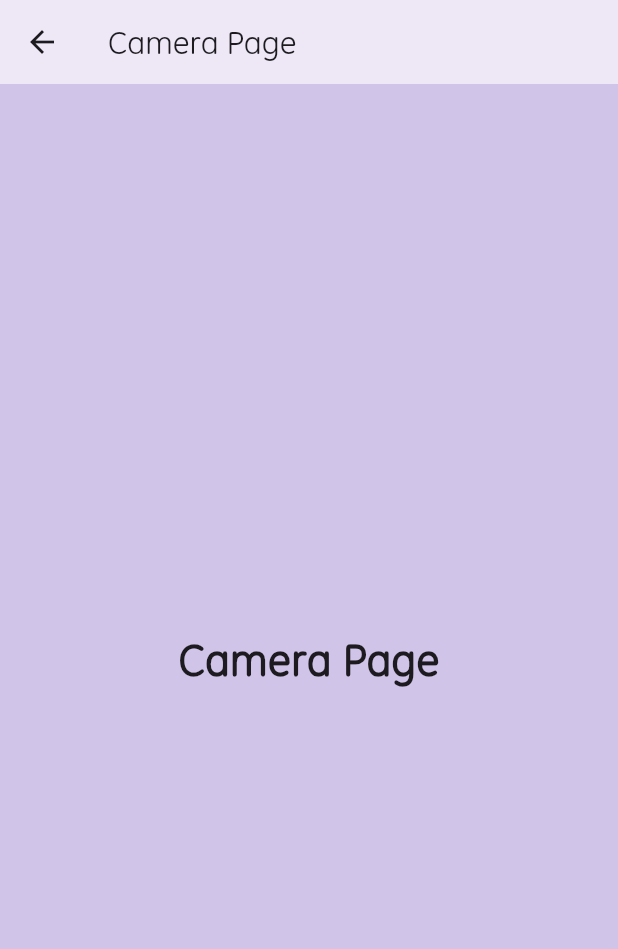
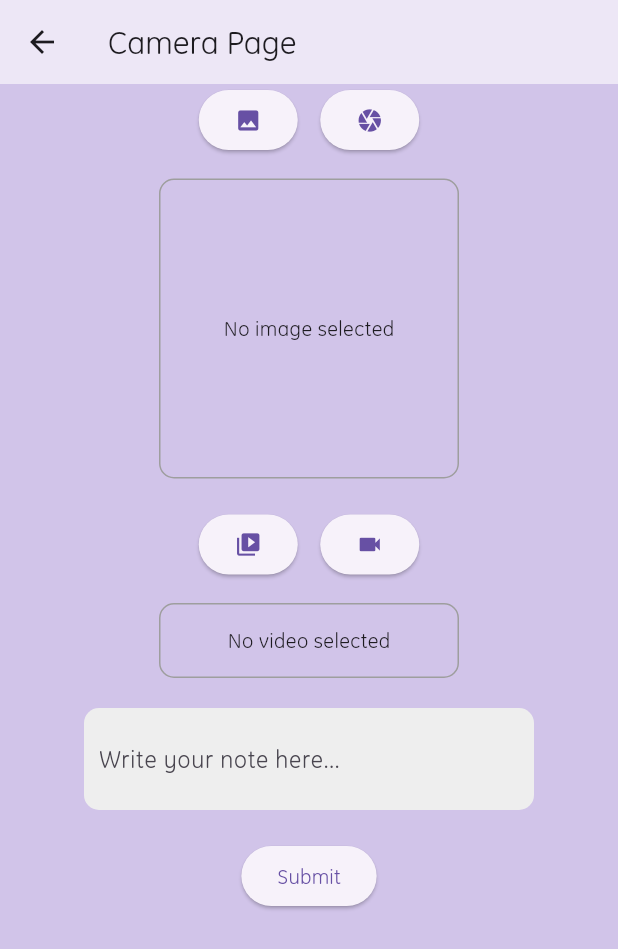
Before and after one commit to dot-config-IIITS/application-SIH-BachavSetu, a Flutter app: the CameraPage screen opened directly, on a phone screen of 412 x 824 dp. Shown: the top 949 px of the screen. Run offline on Flutter 3.47's test engine with Material 3 defaults, Android fonts, the phone set to English and light mode, and no system bars; our stand-ins replace curved_navigation_bar, image_picker, socket_io_client.

Commit message:
Added Disaster/Accident Submission Form (Camera and Video Package used)

```diff
--- a/bachavsetu/lib/camera/camera_page.dart
+++ b/bachavsetu/lib/camera/camera_page.dart
@@ -1,4 +1,6 @@
 import 'package:flutter/material.dart';
+import 'dart:io';
+import 'package:image_picker/image_picker.dart';
 
 class CameraPage extends StatefulWidget {
   const CameraPage({super.key});
@@ -8,6 +10,11 @@ class CameraPage extends StatefulWidget {
 }
 
 class _CameraPageState extends State<CameraPage> {
+  XFile? imageFile;
+  XFile? videoFile;
+  String noteText = '';
+  final picker = ImagePicker();
+
   @override
   Widget build(BuildContext context) {
     return Scaffold(
@@ -16,15 +23,164 @@ class _CameraPageState extends State<CameraPage> {
         backgroundColor: Colors.deepPurple.shade50,
       ),
       backgroundColor: Colors.deepPurple.shade100,
-      body: const Center(
-        child: Text(
-          'Camera Page',
-          style: TextStyle(
-            fontSize: 30,
-            fontWeight: FontWeight.bold,
+      body: SingleChildScrollView(
+        child: Center(
+          child: Column(
+            mainAxisAlignment: MainAxisAlignment.center,
+            children: [
+              Row(
+                mainAxisAlignment: MainAxisAlignment.center,
+                children: [
+                  ElevatedButton(
+                    onPressed: () {
+                      _pickImage();
+                    },
+                    child: Icon(Icons.photo),
+                  ),
+                  SizedBox(width: 15),
+                  ElevatedButton(
+                    onPressed: () {
+                      _captureImage();
+                    },
+                    child: Icon(Icons.camera),
+                  ),
+                ],
+              ),
+              const SizedBox(height: 15),
+              Container(
+                width: 200,
+                height: 200,
+                decoration: BoxDecoration(
+                  border: Border.all(color: Colors.grey),
+                  borderRadius: BorderRadius.circular(10),
+                ),
+                child: Center(
+                  child: imageFile == null
+                      ? const Text('No image selected')
+                      : Image.file(
+                          File(imageFile!.path),
+                          height: 150,
+                        ),
+                ),
+              ),
+              const SizedBox(height: 20),
+              Row(
+                mainAxisAlignment: MainAxisAlignment.center,
+                children: [
+                  ElevatedButton(
+                    onPressed: () {
+                      _pickVideo();
+                    },
+                    child: Icon(Icons.video_library),
+                  ),
+                  SizedBox(width: 15),
+                  ElevatedButton(
+                    onPressed: () {
+                      _recordVideo();
+                    },
+                    child: Icon(Icons.videocam),
+                  ),
+                ],
+              ),
+              const SizedBox(height: 15),
+              Container(
+                width: 200,
+                height: 50,
+                decoration: BoxDecoration(
+                  border: Border.all(color: Colors.grey),
+                  borderRadius: BorderRadius.circular(10),
+                ),
+                child: Center(
+                  child: videoFile == null
+                      ? const Text('No video selected')
+                      : Text('Video path: ${videoFile!.path}'),
+                ),
+              ),
+              const SizedBox(height: 20),
+              Container(
+                width: 300,
+                padding: const EdgeInsets.all(10),
+                decoration: BoxDecoration(
+                  color: Colors.grey[200],
+                  borderRadius: BorderRadius.circular(10),
+                ),
+                child: TextField(
+                  decoration: const InputDecoration(
+                    hintText: 'Write your note here...',
+                    border: InputBorder.none,
+                  ),
+                  onChanged: (text) {
+                    setState(() {
+                      noteText = text;
+                    });
+                  },
+                ),
+              ),
+              const SizedBox(height: 20),
+              ElevatedButton(
+                onPressed: () {
+                  _submit();
+                },
+                child: const Text('Submit'),
+              ),
+            ],
           ),
         ),
       ),
     );
   }
+
+  Future _pickImage() async {
+    final pickedFile = await picker.pickImage(source: ImageSource.gallery);
+    _handleFile(pickedFile);
+  }
+
+  Future _captureImage() async {
+    final pickedFile = await picker.pickImage(source: ImageSource.camera);
+    _handleFile(pickedFile);
+  }
+
+  Future _pickVideo() async {
+    final pickedFile = await picker.pickVideo(source: ImageSource.gallery);
+    _handleFile(pickedFile);
+  }
+
+  Future _recordVideo() async {
+    final pickedFile = await picker.pickVideo(source: ImageSource.camera);
+    _handleFile(pickedFile);
+  }
+
+  void _handleFile(XFile? pickedFile) {
+    setState(() {
+      if (pickedFile != null) {
+        if (pickedFile.path.endsWith('.mp4')) {
+          videoFile = pickedFile;
+          imageFile = null;
+        } else {
+          imageFile = pickedFile;
+          videoFile = null;
+        }
+      } else {
+        ScaffoldMessenger.of(context).showSnackBar(
+          const SnackBar(content: Text('Nothing is selected')),
+        );
+      }
+    });
+  }
+
+  void _submit() {
+    print('Note: $noteText');
+    if (imageFile != null) {
+      print('Image Path: ${imageFile!.path}');
+    }
+    if (videoFile != null) {
+      print('Video Path: ${videoFile!.path}');
+    }
+
+    setState(() {
+      imageFile = null;
+      videoFile = null;
+      noteText = '';
+    });
+  }
 }
--- a/bachavsetu/pubspec.yaml
+++ b/bachavsetu/pubspec.yaml
@@ -39,6 +39,8 @@ dependencies:
   socket_io_client: ^2.0.3+1
   curved_navigation_bar: ^1.0.3
   http: ^1.1.2
+  image_picker: ^1.0.4
+  video_player: ^2.8.1
 
 
 dev_dependencies:
```
Also changed, not shown: bachavsetu/pubspec.lock, 5 other files.
